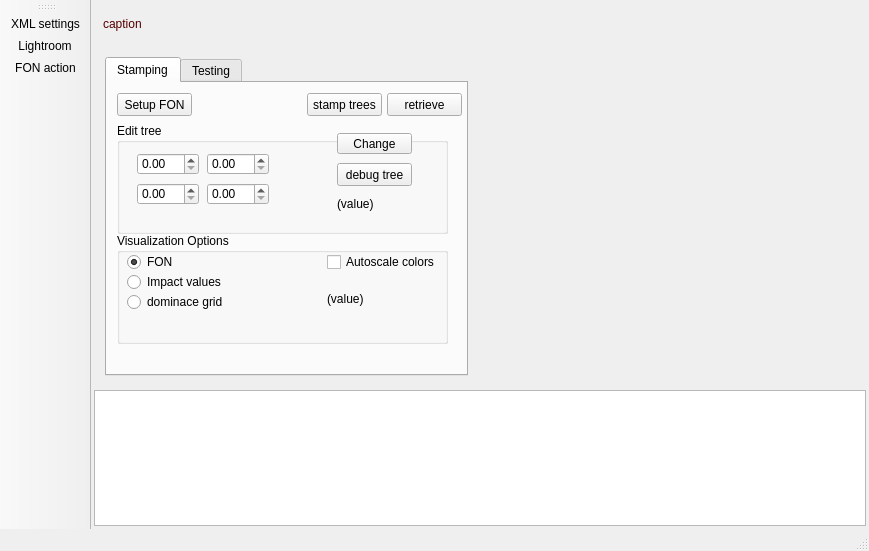
Above: fonstudio/mainwindow.ui from edfm-tum/iland-model before the change. Below: the same form after it.
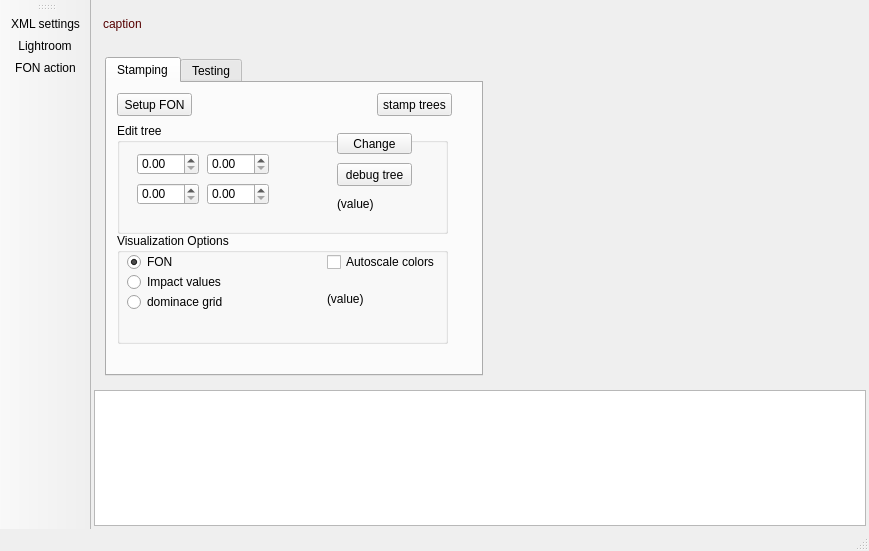
That is the form after the change. The open tabs and pages were chosen to show the change. Icons and pictures are not drawn. Custom widgets are drawn as their Qt base class.

Diff of the .ui file:
```diff
--- a/fonstudio/mainwindow.ui
+++ b/fonstudio/mainwindow.ui
@@ -89,6 +89,18 @@
     </item>
     <item row="1" column="0">
      <widget class="QStackedWidget" name="editStack">
+      <property name="sizePolicy">
+       <sizepolicy hsizetype="Preferred" vsizetype="Preferred">
+        <horstretch>0</horstretch>
+        <verstretch>0</verstretch>
+       </sizepolicy>
+      </property>
+      <property name="minimumSize">
+       <size>
+        <width>400</width>
+        <height>0</height>
+       </size>
+      </property>
       <property name="currentIndex">
        <number>0</number>
       </property>
@@ -431,7 +443,7 @@
            <widget class="QPushButton" name="stampTrees">
             <property name="geometry">
              <rect>
-              <x>200</x>
+              <x>270</x>
               <y>10</y>
               <width>75</width>
               <height>23</height>
@@ -447,19 +459,6 @@
              <string>stamp trees</string>
             </property>
            </widget>
-           <widget class="QPushButton" name="pbRetrieve">
-            <property name="geometry">
-             <rect>
-              <x>280</x>
-              <y>10</y>
-              <width>75</width>
-              <height>23</height>
-             </rect>
-            </property>
-            <property name="text">
-             <string>retrieve</string>
-            </property>
-           </widget>
            <widget class="QPushButton" name="fonRun">
             <property name="geometry">
              <rect>
```
Left out of the diff: 5 changed lines with no effect on the pictures.
